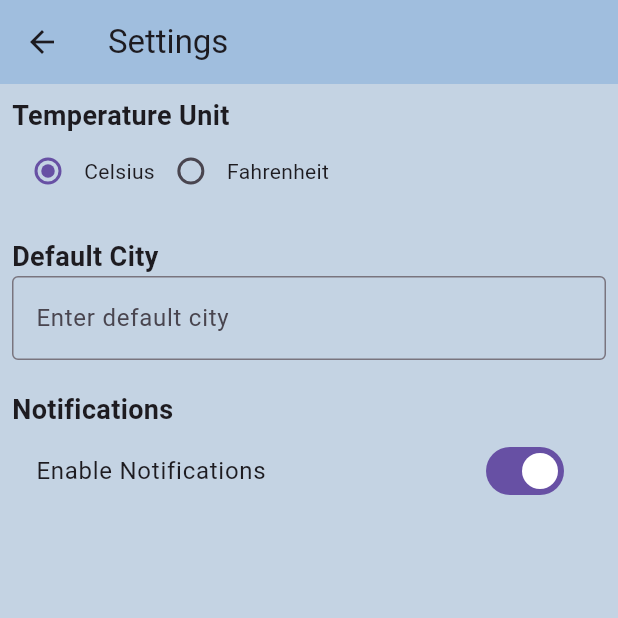
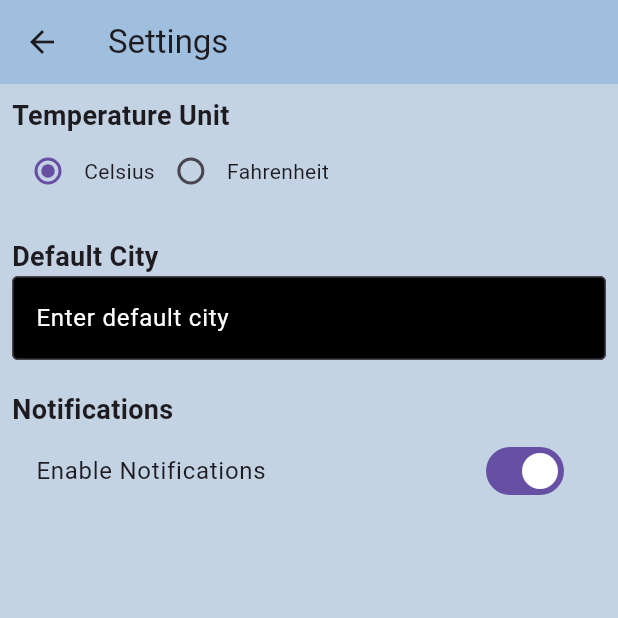
Before and after one commit to Sacolith/weather_app, a Flutter app: the screen it shows after launch, after a tap on the "settings" icon, on a phone screen of 412 x 824 dp, the top half of it. Run offline on Flutter 3.47's test engine with Material 3 defaults, Android fonts, the phone set to English and light mode, and no system bars; our stand-ins replace flutter_dotenv, shared_preferences.

Commit message:
final touch

```diff
--- a/lib/screens/home_sreen.dart
+++ b/lib/screens/home_sreen.dart
@@ -119,7 +119,7 @@ class _HomeScreenState extends State<HomeScreen> with SingleTickerProviderStateM
             onPressed: () {
               Navigator.push(context, _settings());
             },
-            icon: const Icon(Icons.settings),
+            icon: const Icon(Icons.settings,color: Cols.buttoncol,),
           ),
         ],
       ),
--- a/lib/screens/settings_screen.dart
+++ b/lib/screens/settings_screen.dart
@@ -95,12 +95,16 @@ class _SettingScreenState extends State<SettingScreen> {
               decoration: const InputDecoration(
                 border: OutlineInputBorder(),
                 labelText: 'Enter default city',
+                labelStyle: TextStyle(color: Colors.white),
+                filled: true,
+                fillColor: Colors.black
               ),
               onChanged: (value) {
                 _defaultCity = value;
 
                 _saveSettings();
               },
+              style: const TextStyle(color: Colors.white),
             ),
             const SizedBox(height: 20),
             const Text(
--- a/lib/widgets/weather_widget.dart
+++ b/lib/widgets/weather_widget.dart
@@ -1,4 +1,6 @@
+import 'package:flutter/material.dart';
 import 'package:flutter/widgets.dart';
+import 'package:weather_app/design/colors.dart';
 import 'package:weather_app/models/weather_model.dart';
 
 //responsible for the look of the retrieved weather Data
@@ -16,9 +18,9 @@ class WeatherWidget extends StatelessWidget{
           style: const TextStyle(fontSize: 20),
         ),
         Text('Temperature: ${weather.temperature}',
-        style: const TextStyle(fontSize: 20),),
+        style: const TextStyle(fontSize: 20,color: Cols.buttoncol),),
         Text('Description: ${weather.description}',
-        style: const TextStyle(fontSize: 20),),
+        style: const TextStyle(fontSize: 20,color: Colors.blue),),
               Text('Time: ${weather.localtime}',
         style: const TextStyle(fontSize: 20),),
       ],);
```
